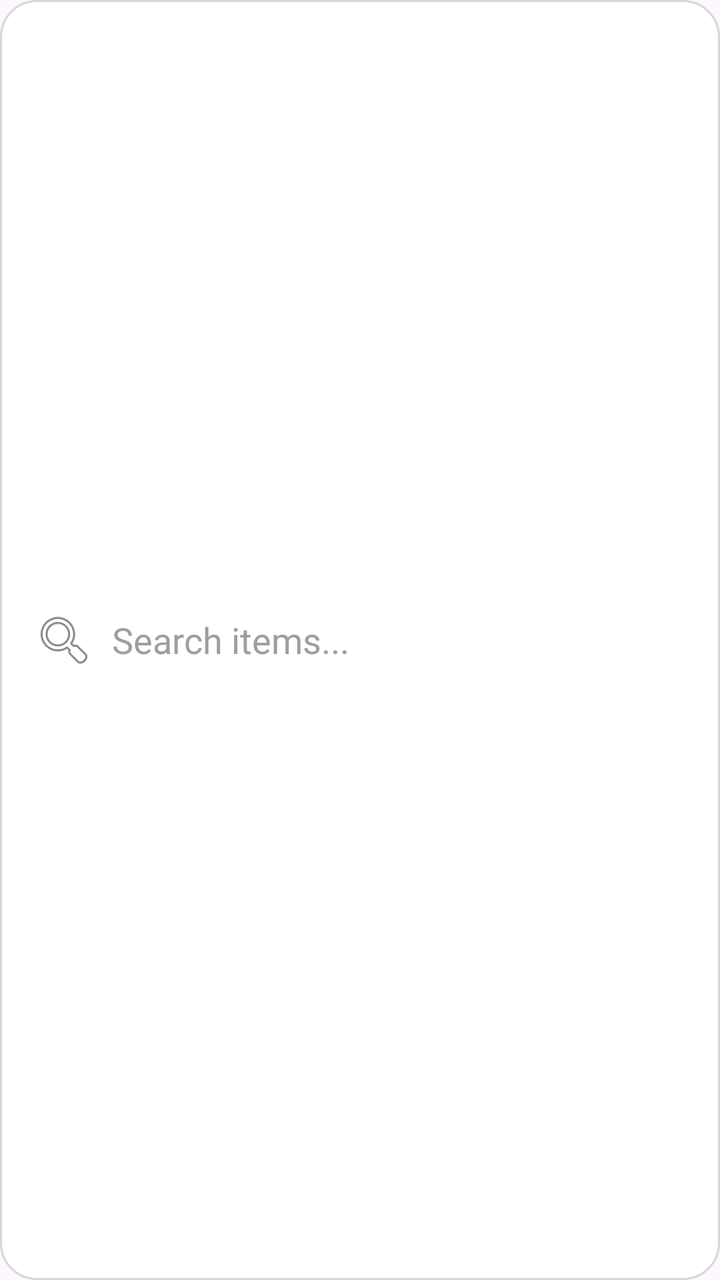
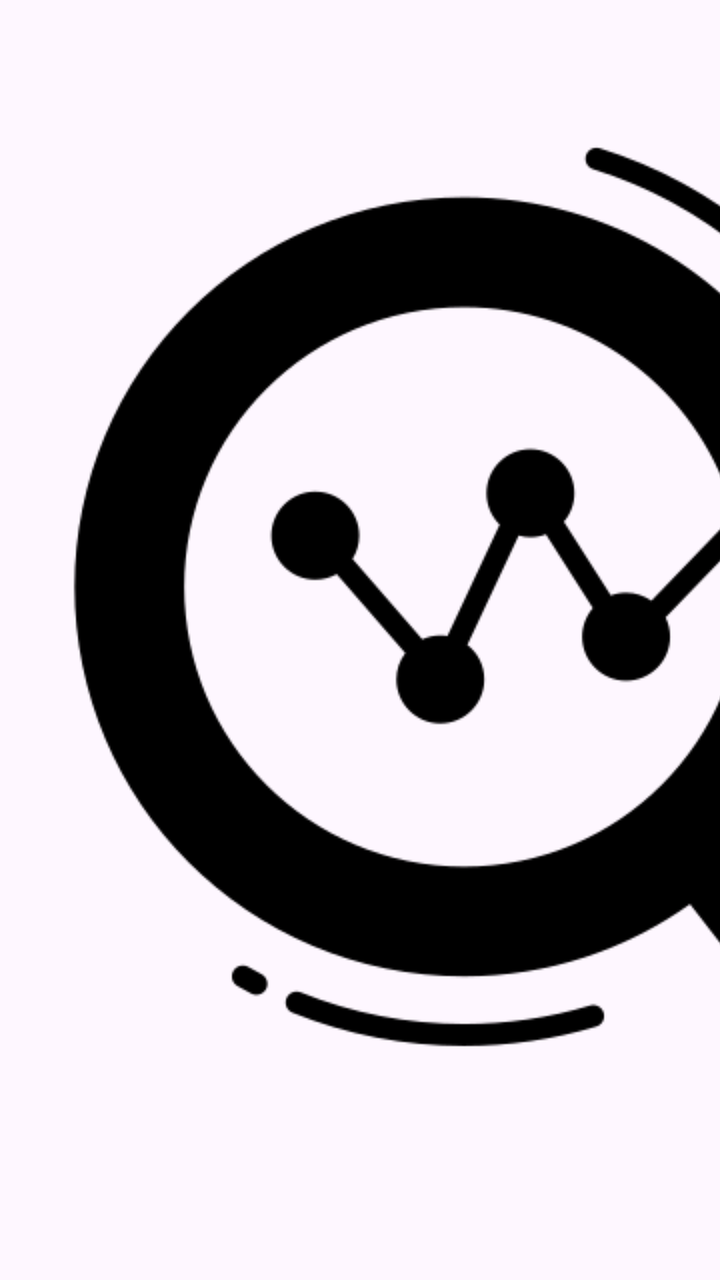

Two renders of the same Android screen: before a commit and after it. Below are the layout's source before the change and the commit's diff.
<!-- AndroidManifest.xml: application theme Theme.SmartInventaryManagement -->
<!-- res/layout/fragment_search.xml -->
<?xml version="1.0" encoding="utf-8"?>
<EditText xmlns:android="http://schemas.android.com/apk/res/android"
    android:id="@+id/etSearch"
    android:layout_width="match_parent"
    android:layout_height="48dp"
    android:background="@drawable/search_bg"
    android:hint="@string/search_hint"
    android:paddingStart="16dp"
    android:paddingEnd="16dp"
    android:drawableStart="@android:drawable/ic_menu_search"
    android:drawablePadding="8dp"
    android:textColor="@color/text_primary"
    android:textColorHint="@color/text_hint"/>
<!-- resources referenced by this layout -->
<resources>
  <color name="text_hint">#9E9E9E</color>
  <color name="text_primary">#1C1C1C</color>
  <!-- drawable search_bg (drawable) -->
  <?xml version="1.0" encoding="utf-8"?>
  <shape xmlns:android="http://schemas.android.com/apk/res/android">
  
      <solid android:color="?android:colorBackgroundFloating"/>
  
      <corners android:radius="18dp"/>
  
      <stroke
          android:width="1dp"
          android:color="#D6D6D6"/>
  
      <padding
          android:left="10dp"
          android:right="10dp"
          android:top="10dp"
          android:bottom="10dp"/>
  
  </shape>
  <string name="search_hint">Search items...</string>
  <style name="Theme.SmartInventaryManagement" parent="Base.Theme.SmartInventaryManagement" />
  <style name="Base.Theme.SmartInventaryManagement" parent="Theme.Material3.DayNight.NoActionBar">
  
      </style>
</resources>

<!-- the commit's change to res/layout/fragment_search.xml (unified diff, before → after) -->
@@ -2,12 +2,15 @@
 <EditText xmlns:android="http://schemas.android.com/apk/res/android"
     android:id="@+id/etSearch"
     android:layout_width="match_parent"
-    android:layout_height="48dp"
-    android:background="@drawable/search_bg"
-    android:hint="@string/search_hint"
+    android:layout_height="match_parent"
+    android:background="@android:color/transparent"
+    android:hint="@string/search_inventory_hint"
     android:paddingStart="16dp"
     android:paddingEnd="16dp"
-    android:drawableStart="@android:drawable/ic_menu_search"
-    android:drawablePadding="8dp"
+    android:drawableStart="@drawable/search_icon"
+    android:drawablePadding="12dp"
+    android:singleLine="true"
+    android:imeOptions="actionSearch"
     android:textColor="@color/text_primary"
-    android:textColorHint="@color/text_hint"/>
+    android:textColorHint="@color/text_hint"
+    android:textSize="16sp"/>
<!-- resource entries referenced after the edit -->
@@ -2,26 +2,8 @@
 <resources>
   <color name="text_hint">#9E9E9E</color>
   <color name="text_primary">#1C1C1C</color>
-  <!-- drawable search_bg (drawable) -->
-  <?xml version="1.0" encoding="utf-8"?>
-  <shape xmlns:android="http://schemas.android.com/apk/res/android">
-  
-      <solid android:color="?android:colorBackgroundFloating"/>
-  
-      <corners android:radius="18dp"/>
-  
-      <stroke
-          android:width="1dp"
-          android:color="#D6D6D6"/>
-  
-      <padding
-          android:left="10dp"
-          android:right="10dp"
-          android:top="10dp"
-          android:bottom="10dp"/>
-  
-  </shape>
-  <string name="search_hint">Search items...</string>
+  <!-- drawable search_icon: png bitmap (drawable, 19840 bytes) -->
+  <string name="search_inventory_hint">Search inventory...</string>
   <style name="Theme.SmartInventaryManagement" parent="Base.Theme.SmartInventaryManagement" />
   <style name="Base.Theme.SmartInventaryManagement" parent="Theme.Material3.DayNight.NoActionBar">
   
